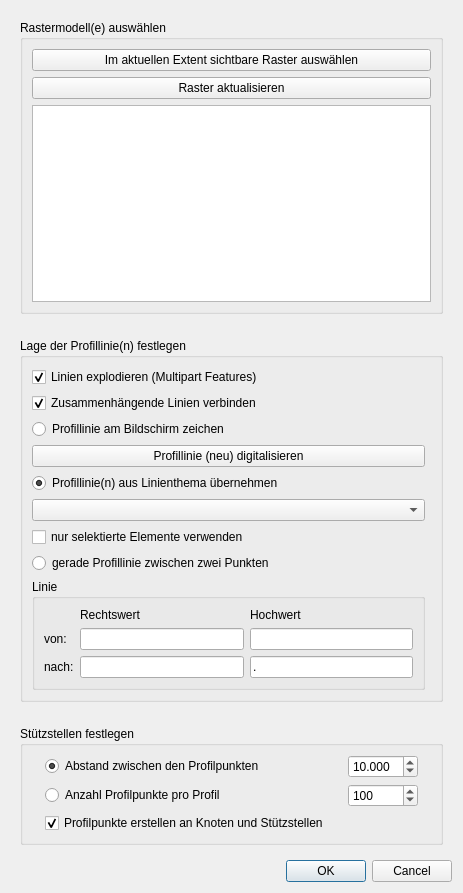
Old version of the form VoGisProfilTool/ui/ui_vogisprofiltoolmain.ui in the repository BergWerkGIS/VoGIS-Profil-Tool.
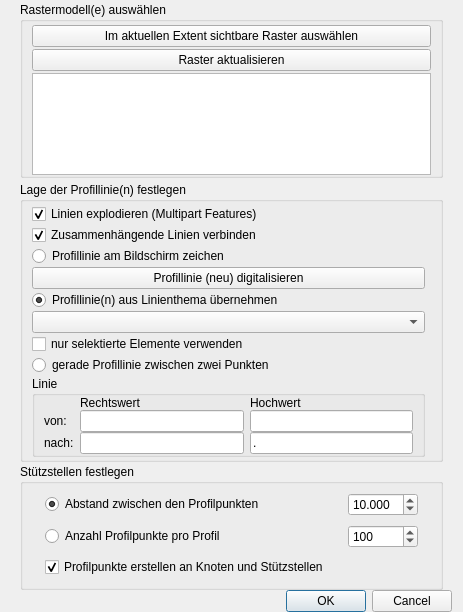
New version of the form.

Commit message: compact layout for main form

What changed in the file:
```diff
--- a/VoGisProfilTool/ui/ui_vogisprofiltoolmain.ui
+++ b/VoGisProfilTool/ui/ui_vogisprofiltoolmain.ui
@@ -7,7 +7,7 @@
     <x>0</x>
     <y>0</y>
     <width>463</width>
-    <height>893</height>
+    <height>612</height>
    </rect>
   </property>
   <property name="sizePolicy">
@@ -20,17 +20,53 @@
    <string>VoGIS Profil Tool</string>
   </property>
   <layout class="QGridLayout" name="gridLayout">
+   <property name="topMargin">
+    <number>0</number>
+   </property>
+   <property name="bottomMargin">
+    <number>0</number>
+   </property>
+   <property name="verticalSpacing">
+    <number>0</number>
+   </property>
    <item row="0" column="0">
     <layout class="QVBoxLayout" name="verticalLayout">
+     <property name="spacing">
+      <number>0</number>
+     </property>
      <item>
       <widget class="QWidget" name="IDC_widRaster" native="true">
+       <property name="enabled">
+        <bool>true</bool>
+       </property>
        <property name="sizePolicy">
         <sizepolicy hsizetype="Preferred" vsizetype="MinimumExpanding">
          <horstretch>0</horstretch>
          <verstretch>0</verstretch>
         </sizepolicy>
        </property>
+       <property name="minimumSize">
+        <size>
+         <width>0</width>
+         <height>110</height>
+        </size>
+       </property>
+       <property name="maximumSize">
+        <size>
+         <width>16777215</width>
+         <height>180</height>
+        </size>
+       </property>
        <layout class="QGridLayout" name="gridLayout_2">
+        <property name="topMargin">
+         <number>2</number>
+        </property>
+        <property name="bottomMargin">
+         <number>2</number>
+        </property>
+        <property name="verticalSpacing">
+         <number>0</number>
+        </property>
         <item row="0" column="0">
          <widget class="QGroupBox" name="IDC_grpRaster">
           <property name="sizePolicy">
@@ -43,6 +79,15 @@
            <string>Rastermodell(e) auswählen</string>
           </property>
           <layout class="QGridLayout" name="gridLayout_3">
+           <property name="topMargin">
+            <number>3</number>
+           </property>
+           <property name="bottomMargin">
+            <number>0</number>
+           </property>
+           <property name="verticalSpacing">
+            <number>2</number>
+           </property>
            <item row="2" column="0">
             <widget class="QListWidget" name="IDC_listRasters">
              <property name="sizePolicy">
@@ -51,6 +96,12 @@
                <verstretch>0</verstretch>
               </sizepolicy>
              </property>
+             <property name="minimumSize">
+              <size>
+               <width>0</width>
+               <height>100</height>
+              </size>
+             </property>
             </widget>
            </item>
            <item row="0" column="0">
@@ -76,12 +127,30 @@
      <item>
       <widget class="QWidget" name="IDC_widProfilLinien" native="true">
        <layout class="QGridLayout" name="gridLayout_4">
+        <property name="topMargin">
+         <number>2</number>
+        </property>
+        <property name="bottomMargin">
+         <number>2</number>
+        </property>
+        <property name="verticalSpacing">
+         <number>0</number>
+        </property>
         <item row="0" column="0">
          <widget class="QGroupBox" name="IDC_grpProfilLinien">
           <property name="title">
            <string>Lage der Profillinie(n) festlegen</string>
           </property>
           <layout class="QGridLayout" name="gridLayout_5">
+           <property name="topMargin">
+            <number>2</number>
+           </property>
+           <property name="bottomMargin">
+            <number>2</number>
+           </property>
+           <property name="verticalSpacing">
+            <number>1</number>
+           </property>
            <item row="4" column="0">
             <widget class="QPushButton" name="IDC_bDrawLine">
              <property name="sizePolicy">
@@ -151,6 +220,15 @@
               <string>Linie</string>
              </property>
              <layout class="QGridLayout" name="gridLayout_7">
+              <property name="topMargin">
+               <number>0</number>
+              </property>
+              <property name="bottomMargin">
+               <number>0</number>
+              </property>
+              <property name="verticalSpacing">
+               <number>0</number>
+              </property>
               <item row="1" column="1">
                <widget class="QLineEdit" name="IDC_tbFromX"/>
               </item>
@@ -236,12 +314,30 @@
         </sizepolicy>
        </property>
        <layout class="QGridLayout" name="gridLayout_6">
+        <property name="topMargin">
+         <number>0</number>
+        </property>
+        <property name="bottomMargin">
+         <number>0</number>
+        </property>
+        <property name="verticalSpacing">
+         <number>0</number>
+        </property>
         <item row="0" column="0">
          <widget class="QGroupBox" name="IDC_grpVertices">
           <property name="title">
            <string>Stützstellen festlegen</string>
           </property>
           <layout class="QGridLayout" name="gridLayout_8">
+           <property name="topMargin">
+            <number>0</number>
+           </property>
+           <property name="bottomMargin">
+            <number>0</number>
+           </property>
+           <property name="verticalSpacing">
+            <number>0</number>
+           </property>
            <item row="0" column="0">
             <widget class="QRadioButton" name="IDC_rbEquiDistance">
              <property name="sizePolicy">
```
The commit also changes 6 other files.
